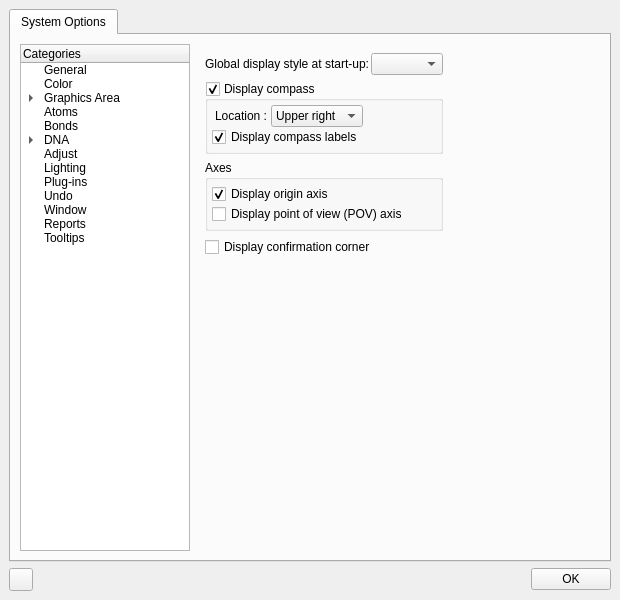
This is cad/src/ne1_ui/prefs/PreferencesDialog.ui in kanzure/nanoengineer as Qt 5 draws it before an edit. The edited form follows.
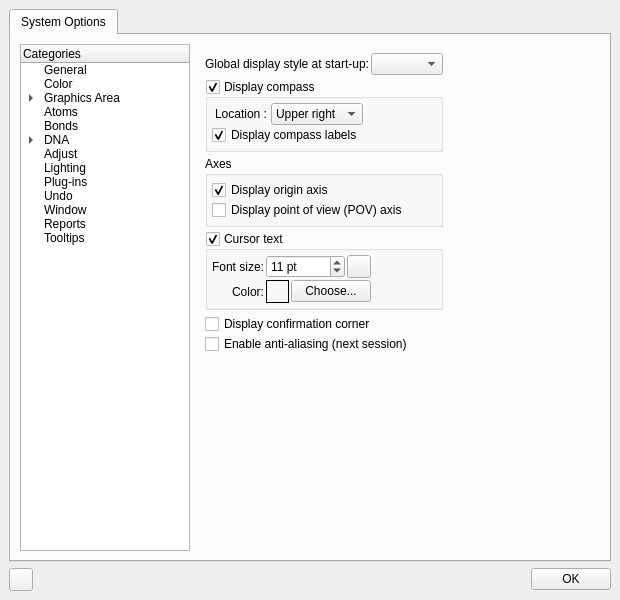
This is the edited form. The open tabs and pages were chosen to show the change. Icons and pictures are not drawn.

Commit message: Added cursor text font size and color widgets to the preferences "Graphics Area" page. Also added "Enable anti-aliasing" checkbox.

The edit to the form file:
```diff
--- a/cad/src/ne1_ui/prefs/PreferencesDialog.ui
+++ b/cad/src/ne1_ui/prefs/PreferencesDialog.ui
@@ -780,40 +780,10 @@
          </widget>
          <widget class="QWidget" name="GraphicsArea" >
           <layout class="QGridLayout" >
-           <property name="leftMargin" >
-            <number>9</number>
-           </property>
-           <property name="topMargin" >
-            <number>9</number>
-           </property>
-           <property name="rightMargin" >
-            <number>9</number>
-           </property>
-           <property name="bottomMargin" >
-            <number>9</number>
-           </property>
-           <property name="horizontalSpacing" >
-            <number>6</number>
-           </property>
-           <property name="verticalSpacing" >
-            <number>6</number>
-           </property>
            <item row="0" column="0" >
             <layout class="QVBoxLayout" >
              <property name="spacing" >
-              <number>6</number>
-             </property>
-             <property name="leftMargin" >
-              <number>0</number>
-             </property>
-             <property name="topMargin" >
-              <number>0</number>
-             </property>
-             <property name="rightMargin" >
-              <number>0</number>
-             </property>
-             <property name="bottomMargin" >
-              <number>0</number>
+              <number>4</number>
              </property>
              <item>
               <layout class="QHBoxLayout" >
@@ -1032,18 +1002,216 @@
               </widget>
              </item>
              <item>
-              <widget class="QCheckBox" name="display_confirmation_corner_checkbox" >
-               <property name="toolTip" >
-                <string>Show/Hide Point of View Axis</string>
+              <widget class="QGroupBox" name="cursorTextGroupBox" >
+               <property name="whatsThis" >
+                <string>&lt;b>Cursor text&lt;/b>&lt;p>Display/hide the cursor text. The cursor text displays information next to the cursor during some interactive modeling commands, such as &lt;b>Insert DNA&lt;/b>&lt;/p></string>
                </property>
-               <property name="text" >
-                <string>Display confirmation corner</string>
+               <property name="title" >
+                <string>Cursor text</string>
                </property>
-               <property name="checked" >
-                <bool>false</bool>
+               <property name="checkable" >
+                <bool>true</bool>
                </property>
+               <layout class="QHBoxLayout" >
+                <property name="spacing" >
+                 <number>4</number>
+                </property>
+                <property name="leftMargin" >
+                 <number>4</number>
+                </property>
+                <property name="topMargin" >
+                 <number>4</number>
+                </property>
+                <property name="rightMargin" >
+                 <number>4</number>
+                </property>
+                <property name="bottomMargin" >
+                 <number>4</number>
+                </property>
+                <item>
+                 <layout class="QGridLayout" >
+                  <property name="horizontalSpacing" >
+                   <number>2</number>
+                  </property>
+                  <property name="verticalSpacing" >
+                   <number>2</number>
+                  </property>
+                  <item row="0" column="0" >
+                   <widget class="QLabel" name="label_2" >
+                    <property name="text" >
+                     <string>Font size:</string>
+                    </property>
+                    <property name="alignment" >
+                     <set>Qt::AlignRight|Qt::AlignTrailing|Qt::AlignVCenter</set>
+                    </property>
+                   </widget>
+                  </item>
+                  <item row="0" column="1" >
+                   <layout class="QHBoxLayout" >
+                    <property name="spacing" >
+                     <number>2</number>
+                    </property>
+                    <item>
+                     <widget class="QSpinBox" name="cursorTextFontSizeSpinBox" >
+                      <property name="whatsThis" >
+                       <string>&lt;b>Font size&lt;/b>&lt;p>Font point size for cursor text.&lt;/p></string>
+                      </property>
+                      <property name="suffix" >
+                       <string> pt</string>
+                      </property>
+                      <property name="minimum" >
+                       <number>8</number>
+                      </property>
+                      <property name="maximum" >
+                       <number>16</number>
+                      </property>
+                      <property name="value" >
+                       <number>11</number>
+                      </property>
+                     </widget>
+                    </item>
+                    <item>
+                     <widget class="QToolButton" name="cursorTextFontSizeResetButton" >
+                      <property name="toolTip" >
+                       <string>Restore default value</string>
+                      </property>
+                      <property name="whatsThis" >
+                       <string>Restore the default font size.</string>
+                      </property>
+                      <property name="text" >
+                       <string/>
+                      </property>
+                      <property name="icon" >
+                       <iconset>../../../../../:icons/UserPrefsDialog_image0</iconset>
+                      </property>
+                     </widget>
+                    </item>
+                   </layout>
+                  </item>
+                  <item row="1" column="0" >
+                   <widget class="QLabel" name="label_26" >
+                    <property name="text" >
+                     <string>Color:</string>
+                    </property>
+                    <property name="alignment" >
+                     <set>Qt::AlignRight|Qt::AlignTrailing|Qt::AlignVCenter</set>
+                    </property>
+                   </widget>
+                  </item>
+                  <item row="1" column="1" >
+                   <layout class="QHBoxLayout" >
+                    <property name="spacing" >
+                     <number>2</number>
+                    </property>
+                    <property name="leftMargin" >
+                     <number>0</number>
+                    </property>
+                    <property name="topMargin" >
+                     <number>0</number>
+                    </property>
+                    <property name="rightMargin" >
+                     <number>0</number>
+                    </property>
+                    <property name="bottomMargin" >
+                     <number>0</number>
+                    </property>
+                    <item>
+                     <widget class="QFrame" name="cursorTextColorFrame" >
+                      <property name="sizePolicy" >
+                       <sizepolicy vsizetype="Fixed" hsizetype="Fixed" >
+                        <horstretch>0</horstretch>
+                        <verstretch>0</verstretch>
+                       </sizepolicy>
+                      </property>
+                      <property name="minimumSize" >
+                       <size>
+                        <width>23</width>
+                        <height>23</height>
+                       </size>
+                      </property>
+                      <property name="maximumSize" >
+                       <size>
+                        <width>23</width>
+                        <height>23</height>
+                       </size>
+                      </property>
+                      <property name="whatsThis" >
+                       <string>Current color of cursor text.</string>
+                      </property>
+                      <property name="frameShape" >
+                       <enum>QFrame::Box</enum>
+                      </property>
+                      <property name="frameShadow" >
+                       <enum>QFrame::Plain</enum>
+                      </property>
+                     </widget>
+                    </item>
+                    <item>
+                     <widget class="QPushButton" name="cursorTextColorButton" >
+                      <property name="whatsThis" >
+                       <string>Choose cursor text color.</string>
+                      </property>
+                      <property name="text" >
+                       <string>Choose...</string>
+                      </property>
+                      <property name="autoDefault" >
+                       <bool>false</bool>
+                      </property>
+                     </widget>
+                    </item>
+                   </layout>
+                  </item>
+                 </layout>
+                </item>
+                <item>
+                 <spacer>
+                  <property name="orientation" >
+                   <enum>Qt::Horizontal</enum>
+                  </property>
+                  <property name="sizeHint" >
+                   <size>
+                    <width>40</width>
+                    <height>20</height>
+                   </size>
+                  </property>
+                 </spacer>
+                </item>
+               </layout>
               </widget>
              </item>
+             <item>
+              <layout class="QVBoxLayout" >
+               <property name="spacing" >
+                <number>0</number>
+               </property>
+               <item>
+                <widget class="QCheckBox" name="display_confirmation_corner_checkbox" >
+                 <property name="toolTip" >
+                  <string>Show/hide the Confirmation Corner</string>
+                 </property>
+                 <property name="whatsThis" >
+                  <string>&lt;b>Display confirmation corner&lt;/b>&lt;p>Displays/hides the Confirmation Corner.&lt;/p></string>
+                 </property>
+                 <property name="text" >
+                  <string>Display confirmation corner</string>
+                 </property>
+                 <property name="checked" >
+                  <bool>false</bool>
+                 </property>
+                </widget>
+               </item>
+               <item>
+                <widget class="QCheckBox" name="enable_antialiasing_checkbox" >
+                 <property name="whatsThis" >
+                  <string>&lt;b>Enable anti-aliasing&lt;/b>&lt;p>Enables/disables anti-aliasing. NE1 must be restarted in order for this setting to take effect.&lt;/p>&lt;p>&lt;b>Attention!&lt;/b> Enabling anti-aliasing works only on graphics card hardware that supports it. This is likely to slow drawing performance.&lt;/p></string>
+                 </property>
+                 <property name="text" >
+                  <string>Enable anti-aliasing (next session)</string>
+                 </property>
+                </widget>
+               </item>
+              </layout>
+             </item>
              <item>
               <spacer>
                <property name="orientation" >
@@ -1051,8 +1219,8 @@
                </property>
                <property name="sizeHint" >
                 <size>
-                 <width>20</width>
-                 <height>41</height>
+                 <width>223</width>
+                 <height>111</height>
                 </size>
                </property>
               </spacer>
```
Left out of the diff: 15 changed lines with no effect on the pictures. The commit also changes 9 other files.
